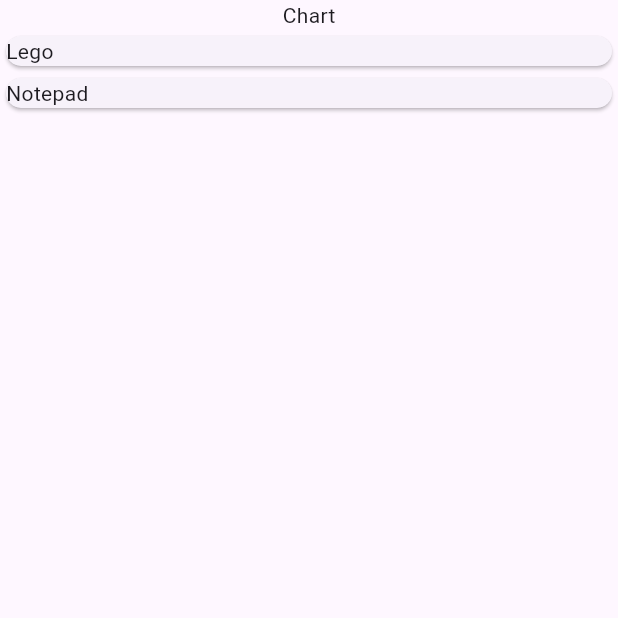
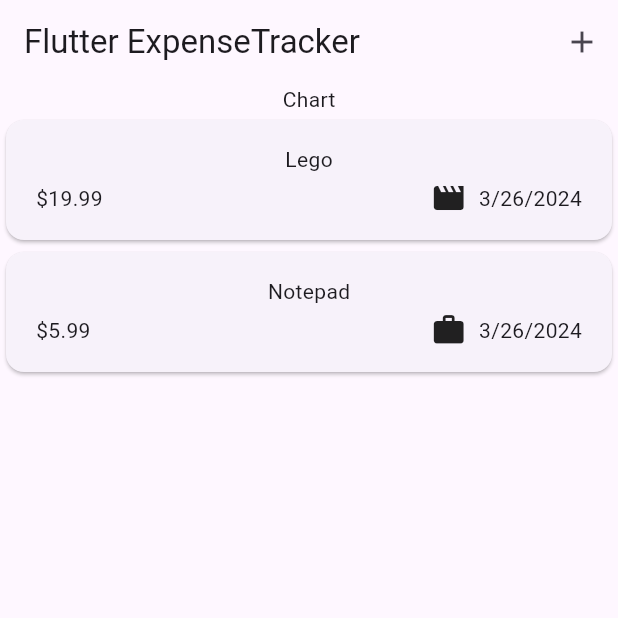
Before and after one commit to turek979/expense_tracker, a Flutter app: the screen it shows after launch, on a phone screen of 412 x 824 dp, the top half of it. Run offline on Flutter 3.47's test engine with Material 3 defaults, Android fonts, the phone set to English and light mode, and no system bars.

```diff
--- a/lib/models/expense_model.dart
+++ b/lib/models/expense_model.dart
@@ -1,8 +1,19 @@
+import 'package:flutter/material.dart';
 import 'package:uuid/uuid.dart';
+import 'package:intl/intl.dart';
+
+final formatter = DateFormat.yMd();
 
 const uuid = Uuid();
 
 enum Category { food, travel, leisure, work }
+
+const categoryIcons = {
+  Category.food: Icons.lunch_dining,
+  Category.travel: Icons.flight_takeoff,
+  Category.leisure: Icons.movie,
+  Category.work: Icons.work,
+};
 
 class ExpenseModel {
   ExpenseModel({
@@ -16,4 +27,8 @@ class ExpenseModel {
   final double amount;
   final DateTime date;
   final Category category;
+
+  String get formattedDate {
+    return formatter.format(date);
+  }
 }
--- a/lib/widgets/expenses.dart
+++ b/lib/widgets/expenses.dart
@@ -1,4 +1,5 @@
 import 'package:expense_tracker/widgets/expenses_list/expenses_list.dart';
+import 'package:expense_tracker/widgets/new_expense.dart';
 import 'package:flutter/material.dart';
 import 'package:expense_tracker/models/expense_model.dart';
 
@@ -23,10 +24,25 @@ class _ExpensesState extends State<Expenses> {
         category: Category.work),
   ];
 
+  void _openAddExpenseOverlay() {
+    showModalBottomSheet(
+      context: context,
+      builder: (ctx) => const NewExpense(),
+    );
+  }
+
   @override
   Widget build(BuildContext context) {
-    return SafeArea(
-      child: Scaffold(
+    return Scaffold(
+      appBar: AppBar(
+        title: const Text('Flutter ExpenseTracker'),
+        actions: [
+          IconButton(
+            onPressed: _openAddExpenseOverlay,
+            icon: const Icon(Icons.add),
+          ),
+        ],
+      ),
       body: Column(
         children: [
           const Text('Chart'),
@@ -35,7 +51,6 @@ class _ExpensesState extends State<Expenses> {
           )
         ],
       ),
-      ),
     );
   }
 }
--- a/lib/widgets/expenses_list/expense_item.dart
+++ b/lib/widgets/expenses_list/expense_item.dart
@@ -8,6 +8,27 @@ class ExpenseItem extends StatelessWidget {
 
   @override
   Widget build(BuildContext context) {
-    return Card(child: Text(expense.title),);
+    return Card(
+      child: Padding(
+        padding: const EdgeInsets.symmetric(horizontal: 20, vertical: 16),
+        child: Column(children: [
+          Text(expense.title),
+          const SizedBox(height: 4),
+          Row(
+            children: [
+              Text('\$${expense.amount.toStringAsFixed(2)}'),
+              const Spacer(),
+              Row(
+                children: [
+                  Icon(categoryIcons[expense.category]),
+                  const SizedBox(width: 8),
+                  Text(expense.formattedDate)
+                ],
+              ),
+            ],
+          )
+        ]),
+      ),
+    );
   }
 }
--- a/pubspec.yaml
+++ b/pubspec.yaml
@@ -36,6 +36,7 @@ dependencies:
   # Use with the CupertinoIcons class for iOS style icons.
   cupertino_icons: ^1.0.2
   uuid: ^4.3.3
+  intl: ^0.19.0
 
 dev_dependencies:
   flutter_test:
```
Also changed, not shown: lib/widgets/new_expense.dart (added, +28 -0 lines), pubspec.lock. Lines whose indentation alone changed are shown as unchanged.
